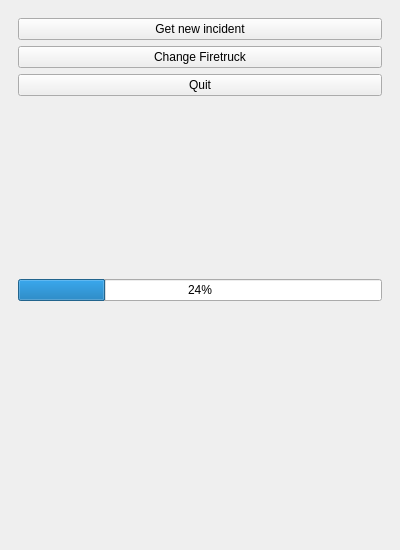
Above: SpatialDecision/spatial_decision_dockwidget_base.ui from LaurensJN/2016_Group09_Beaufort before the change. Below: the same form after it.
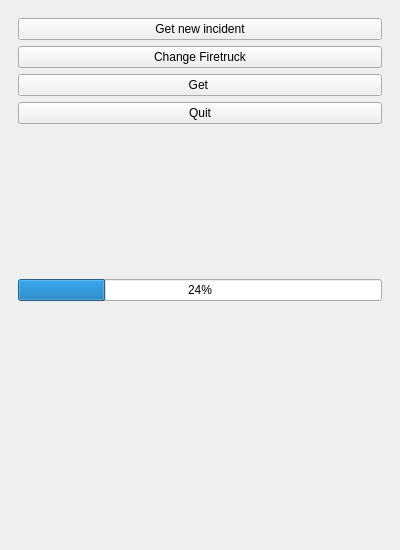
That is the form after the change.

```diff
--- a/SpatialDecision/spatial_decision_dockwidget_base.ui
+++ b/SpatialDecision/spatial_decision_dockwidget_base.ui
@@ -138,6 +138,20 @@
         <item>
          <layout class="QGridLayout" name="gridLayout">
           <item row="4" column="0">
+           <widget class="QPushButton" name="QuitButton">
+            <property name="text">
+             <string>Quit</string>
+            </property>
+           </widget>
+          </item>
+          <item row="6" column="0">
+           <widget class="QProgressBar" name="counterprogressBar2">
+            <property name="value">
+             <number>24</number>
+            </property>
+           </widget>
+          </item>
+          <item row="5" column="0">
            <spacer name="verticalSpacer_4">
             <property name="orientation">
              <enum>Qt::Vertical</enum>
@@ -157,13 +171,6 @@
             </property>
            </widget>
           </item>
-          <item row="3" column="0">
-           <widget class="QPushButton" name="QuitButton">
-            <property name="text">
-             <string>Quit</string>
-            </property>
-           </widget>
-          </item>
           <item row="2" column="0">
            <widget class="QPushButton" name="ChangeTruckButton">
             <property name="text">
@@ -171,10 +178,10 @@
             </property>
            </widget>
           </item>
-          <item row="5" column="0">
-           <widget class="QProgressBar" name="counterprogressBar2">
-            <property name="value">
-             <number>24</number>
+          <item row="3" column="0">
+           <widget class="QPushButton" name="pushButton">
+            <property name="text">
+             <string>Get </string>
             </property>
            </widget>
           </item>
```
